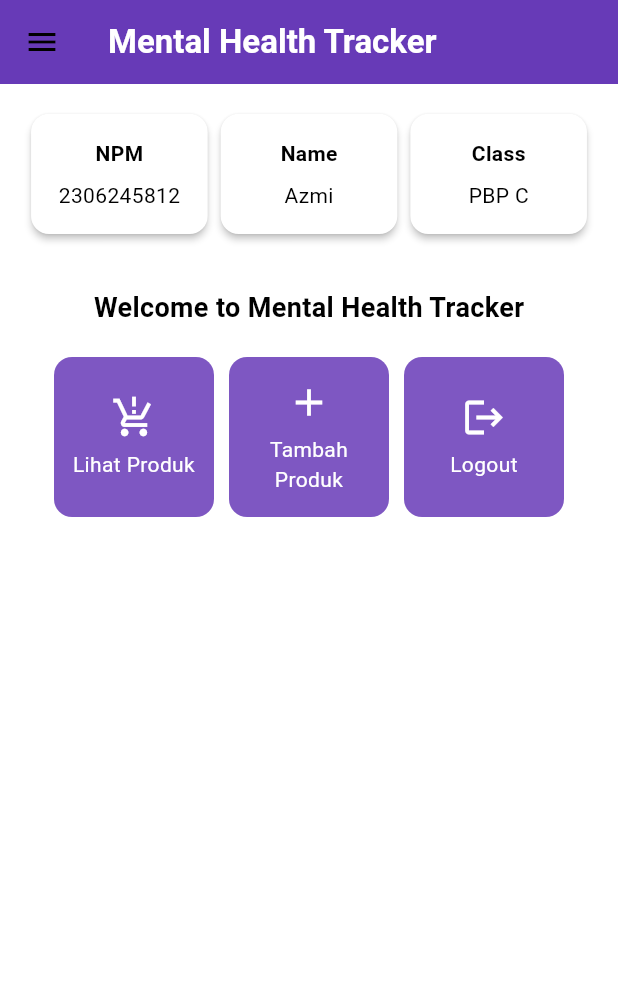
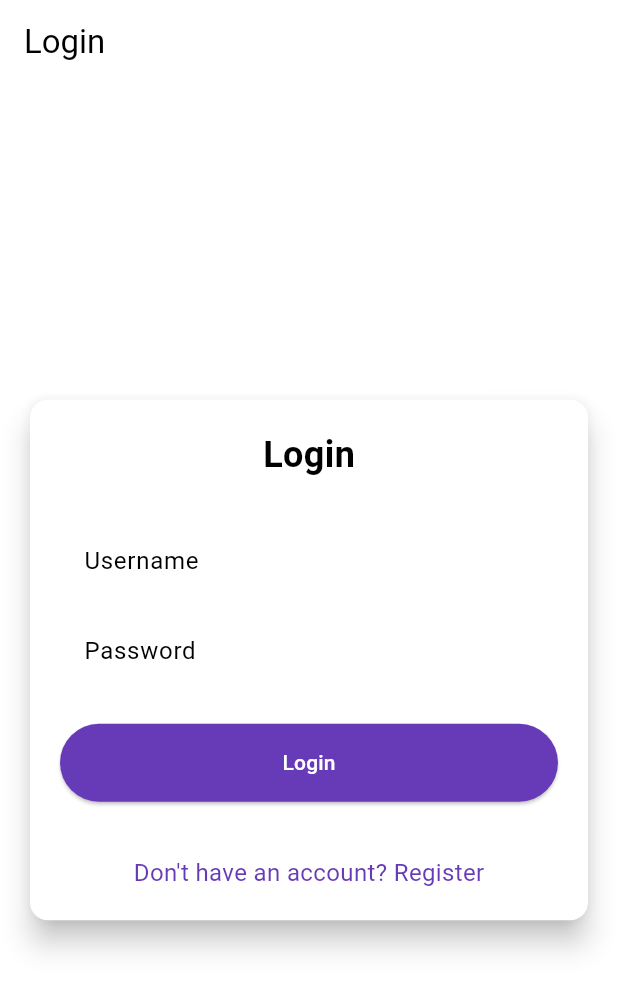
Before and after one commit to khoazmi/toko-azmi-mobile, a Flutter app: the screen it shows after launch, on a phone screen of 412 x 824 dp. Shown: the top 991 px of the screen. Run offline on Flutter 3.47's test engine with Material 3 defaults, Android fonts, the phone set to English and light mode, and no system bars; missing offline and left inert: pbp_django_auth.

Commit message:
menyelsaikan tugas 9

```diff
--- a/lib/main.dart
+++ b/lib/main.dart
@@ -1,5 +1,7 @@
 import 'package:flutter/material.dart';
-import 'package:toko_azmi/screens/menu.dart';
+import 'package:toko_azmi/screens/login.dart';
+import 'package:pbp_django_auth/pbp_django_auth.dart';
+import 'package:provider/provider.dart';
 
 void main() {
   runApp(const MyApp());
@@ -8,18 +10,23 @@ void main() {
 class MyApp extends StatelessWidget {
   const MyApp({super.key});
 
-  // This widget is the root of your application.
   @override
   Widget build(BuildContext context) {
-    return MaterialApp(
-      title: 'Flutter Demo',
-      theme: ThemeData(
-        colorScheme: ColorScheme.fromSwatch(
-          primarySwatch: Colors.deepPurple,
-        ).copyWith(secondary: Colors.deepPurple[400]),
-        useMaterial3: true,
+    return Provider(
+      create: (_) {
+        CookieRequest request = CookieRequest();
+        return request;
+      },
+      child: MaterialApp(
+        title: 'Toko Azmi',
+        theme: ThemeData(
+          useMaterial3: true,
+          colorScheme: ColorScheme.fromSwatch(
+            primarySwatch: Colors.deepPurple,
+          ).copyWith(secondary: Colors.deepPurple[400]),
+        ),
+        home: const LoginPage(),
       ),
-      home: MyHomePage(), // Assign MyHomePage to the home property
     );
   }
 }
--- /dev/null
+++ b/lib/screens/login.dart
@@ -0,0 +1,183 @@
+import 'package:toko_azmi/screens/menu.dart';
+import 'package:flutter/material.dart';
+import 'package:pbp_django_auth/pbp_django_auth.dart';
+import 'package:provider/provider.dart';
+// TODO: Import halaman RegisterPage jika sudah dibuat
+import 'package:toko_azmi/screens/register.dart';
+
+
+void main() {
+  runApp(const LoginApp());
+}
+
+class LoginApp extends StatelessWidget {
+  const LoginApp({super.key});
+
+  @override
+  Widget build(BuildContext context) {
+    return MaterialApp(
+      title: 'Login',
+      theme: ThemeData(
+        useMaterial3: true,
+        colorScheme: ColorScheme.fromSwatch(
+          primarySwatch: Colors.deepPurple,
+        ).copyWith(secondary: Colors.deepPurple[400]),
+      ),
+      home: const LoginPage(),
+    );
+  }
+}
+
+class LoginPage extends StatefulWidget {
+  const LoginPage({super.key});
+
+  @override
+  State<LoginPage> createState() => _LoginPageState();
+}
+
+class _LoginPageState extends State<LoginPage> {
+  final TextEditingController _usernameController = TextEditingController();
+  final TextEditingController _passwordController = TextEditingController();
+
+  @override
+  Widget build(BuildContext context) {
+    final request = context.watch<CookieRequest>();
+
+    return Scaffold(
+      appBar: AppBar(
+        title: const Text('Login'),
+      ),
+      body: Center(
+        child: SingleChildScrollView(
+          padding: const EdgeInsets.all(16.0),
+          child: Card(
+            elevation: 8,
+            shape: RoundedRectangleBorder(
+              borderRadius: BorderRadius.circular(12.0),
+            ),
+            child: Padding(
+              padding: const EdgeInsets.all(20.0),
+              child: Column(
+                mainAxisSize: MainAxisSize.min,
+                children: [
+                  const Text(
+                    'Login',
+                    style: TextStyle(
+                      fontSize: 24.0,
+                      fontWeight: FontWeight.bold,
+                    ),
+                  ),
+                  const SizedBox(height: 30.0),
+                  TextField(
+                    controller: _usernameController,
+                    decoration: const InputDecoration(
+                      labelText: 'Username',
+                      hintText: 'Enter your username',
+                      border: OutlineInputBorder(
+                        borderRadius: BorderRadius.all(Radius.circular(12.0)),
+                      ),
+                      contentPadding:
+                          EdgeInsets.symmetric(horizontal: 12.0, vertical: 8.0),
+                    ),
+                  ),
+                  const SizedBox(height: 12.0),
+                  TextField(
+                    controller: _passwordController,
+                    decoration: const InputDecoration(
+                      labelText: 'Password',
+                      hintText: 'Enter your password',
+                      border: OutlineInputBorder(
+                        borderRadius: BorderRadius.all(Radius.circular(12.0)),
+                      ),
+                      contentPadding:
+                          EdgeInsets.symmetric(horizontal: 12.0, vertical: 8.0),
+                    ),
+                    obscureText: true,
+                  ),
+                  const SizedBox(height: 24.0),
+                  ElevatedButton(
+                    onPressed: () async {
+                      String username = _usernameController.text;
+                      String password = _passwordController.text;
+
+                      // Cek kredensial
+                      // TODO: Ganti URL dan jangan lupa tambahkan trailing slash (/) di akhir URL!
+                      // Untuk menyambungkan Android emulator dengan Django pada localhost,
+                      // gunakan URL http://10.0.2.2/
+                      final response = await request
+                          .login("http://http://127.0.0.1:8000/auth/login/", {
+                        'username': username,
+                        'password': password,
+                      });
+
+                      if (request.loggedIn) {
+                        String message = response['message'];
+                        String uname = response['username'];
+                        if (context.mounted) {
+                          Navigator.pushReplacement(
+                            context,
+                            MaterialPageRoute(
+                                builder: (context) => MyHomePage()),
+                          );
+                          ScaffoldMessenger.of(context)
+                            ..hideCurrentSnackBar()
+                            ..showSnackBar(
+                              SnackBar(
+                                  content:
+                                      Text("$message Selamat datang, $uname.")),
+                            );
+                        }
+                      } else {
+                        if (context.mounted) {
+                          showDialog(
+                            context: context,
+                            builder: (context) => AlertDialog(
+                              title: const Text('Login Gagal'),
+                              content: Text(response['message']),
+                              actions: [
+                                TextButton(
+                                  child: const Text('OK'),
+                                  onPressed: () {
+                                    Navigator.pop(context);
+                                  },
+                                ),
+                              ],
+                            ),
+                          );
+                        }
+                      }
+                    },
+                    style: ElevatedButton.styleFrom(
+                      foregroundColor: Colors.white,
+                      minimumSize: Size(double.infinity, 50),
+                      backgroundColor: Theme.of(context).colorScheme.primary,
+                      padding: const EdgeInsets.symmetric(vertical: 16.0),
+                    ),
+                    child: const Text('Login'),
+                  ),
+                  const SizedBox(height: 36.0),
+                  GestureDetector(
+                    onTap: () {
+                      Navigator.push(
+                        context,
+                        MaterialPageRoute(
+                            builder: (context) => const RegisterPage()),
+                      );
+                    },
+                    child: Text(
+                      'Don\'t have an account? Register',
+                      style: TextStyle(
+                        color: Theme.of(context).colorScheme.primary,
+                        fontSize: 16.0,
+                      ),
+                    ),
+                  ),
+                ],
+              ),
+            ),
+          ),
+        ),
+      ),
+    );
+  }
+}
--- a/lib/screens/menu.dart
+++ b/lib/screens/menu.dart
@@ -21,7 +21,7 @@ class MyHomePage extends StatelessWidget {
       drawer: const LeftDrawer(),
       appBar: AppBar(
         title: const Text(
-          'Mental Health Tracker',
+          'Toko Azmi',
           style: TextStyle(
             color: Colors.white,
             fontWeight: FontWeight.bold,
@@ -49,7 +49,7 @@ class MyHomePage extends StatelessWidget {
                   const Padding(
                     padding: EdgeInsets.only(top: 16.0),
                     child: Text(
-                      'Welcome to Mental Health Tracker',
+                      'welcome to Toko Azmi',
                       style: TextStyle(
                         fontWeight: FontWeight.bold,
                         fontSize: 18.0,
--- a/lib/widgets/left_drawer.dart
+++ b/lib/widgets/left_drawer.dart
@@ -1,7 +1,7 @@
 import 'package:flutter/material.dart';
 import 'package:toko_azmi/screens/menu.dart';
+// TODO: Impor halaman MoodEntryFormPage jika sudah dibuat (DONE)
 import 'package:toko_azmi/screens/productentry_form.dart';
-
 
 class LeftDrawer extends StatelessWidget {
   const LeftDrawer({super.key});
@@ -28,7 +28,7 @@ class LeftDrawer extends StatelessWidget {
                 ),
                 Padding(padding: EdgeInsets.all(8)),
                 Text(
-                  "Ayo Tambahkan Produk Mu!",
+                  "Ayo Isi Podukmu!",
                   textAlign: TextAlign.center,
                   style: TextStyle(
                     fontSize: 15,
@@ -55,11 +55,11 @@ class LeftDrawer extends StatelessWidget {
             leading: const Icon(Icons.production_quantity_limits),
             title: const Text('Tambah Produk'),
             onTap: () {
-              // Routing ke halaman ProdcutEntryFormPage (DONE)
-              Navigator.push(
+              // Routing ke halaman MoodEntryFormPage (DONE)
+              Navigator.push( // push digunakan untuk routing ke halaman baru dengan halaman awal
                 context,
                 MaterialPageRoute(
-                  builder: (context) => ProductEntryFormPage(),
+                  builder: (context) => const ProductEntryFormPage(),
                 ),
               );
             },
--- a/pubspec.yaml
+++ b/pubspec.yaml
@@ -35,6 +35,8 @@ dependencies:
   # The following adds the Cupertino Icons font to your application.
   # Use with the CupertinoIcons class for iOS style icons.
   cupertino_icons: ^1.0.8
+  provider: ^6.1.2
+  pbp_django_auth: ^0.4.0
 
 dev_dependencies:
   flutter_test:
```
Also changed, not shown: lib/models/product_entry.dart (added, +57 -0 lines), lib/screens/list_productentry.dart (added, +91 -0 lines), lib/screens/productentry_form.dart (+40 -34 lines), lib/screens/register.dart (added, +166 -0 lines), lib/widgets/product_card.dart (+49 -11 lines), pubspec.lock, 1 other file.
